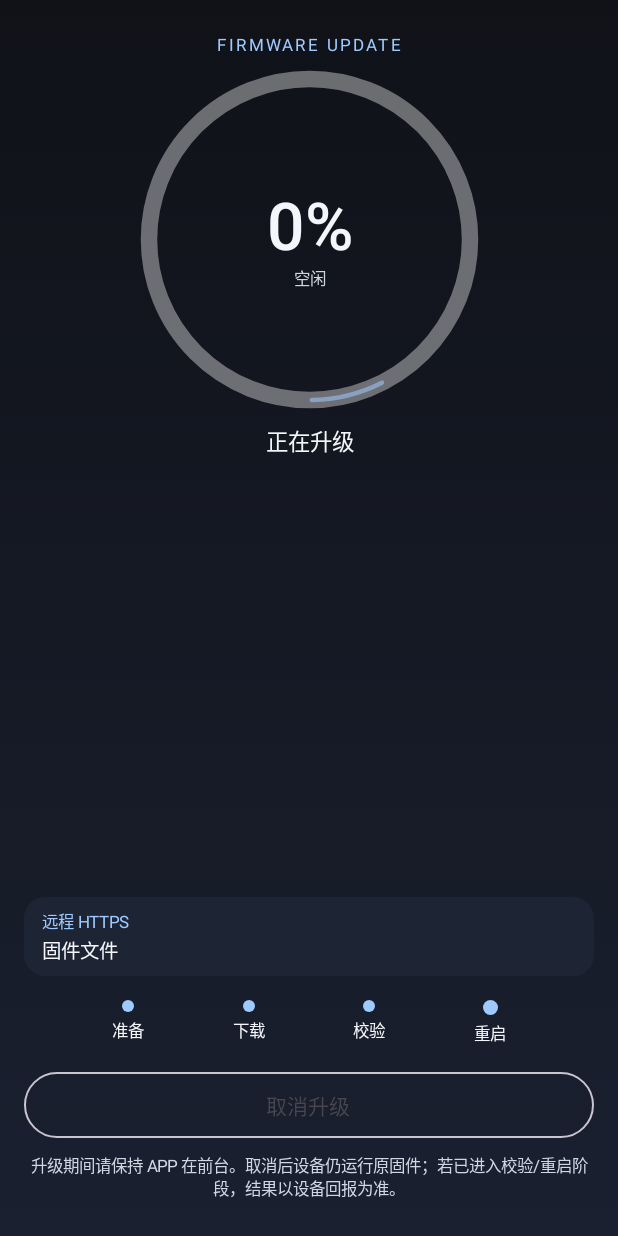
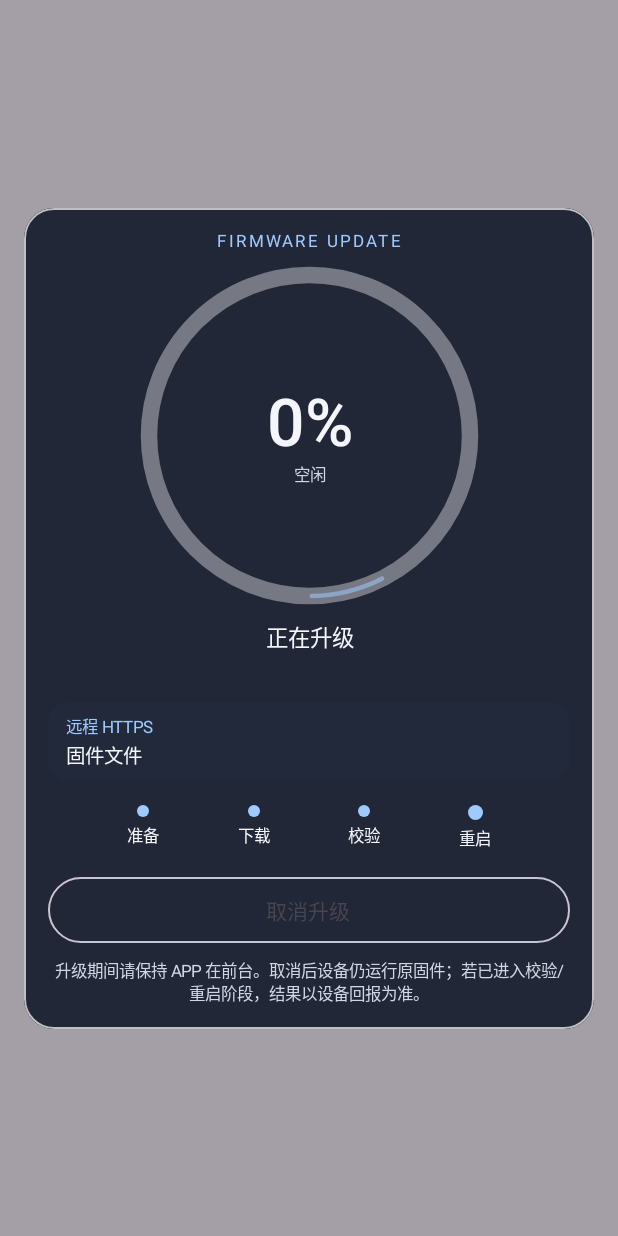
Before and after one commit to LGfrir/LED-Drive, an Android app built with Jetpack Compose: the composable OtaProgressScreen shown on its own in the app's theme, on a phone screen of 412 x 824 dp. Run offline under Robolectric (Android 15) with nearby library versions, the phone set to English and light mode, and no system bars; libraries missing offline, so code that uses them is left out: androidx.lifecycle.compose.

Commit message:
OTA visuals: wallpaper progress card and partial 33fps ESP screen

```diff
--- a/Android APP/app/src/main/kotlin/com/lgfrir/leddrivebt/ui/Ota.kt
+++ b/Android APP/app/src/main/kotlin/com/lgfrir/leddrivebt/ui/Ota.kt
@@ -702,21 +702,22 @@ private fun OtaProgressScreen(state: OtaUiState, onCancel: () -> Unit) {
         ?: state.serverUrl.takeIf { it.isNotBlank() }
         ?: "固件文件"
 
+    val cardShape = RoundedCornerShape(Radius.large)
     Box(
         Modifier
             .fillMaxSize()
-            .background(
-                Brush.verticalGradient(
-                    colors = listOf(palette.page, palette.surface),
-                ),
-            ),
+            .background(palette.page.copy(alpha = 0.38f)),
+        contentAlignment = Alignment.Center,
     ) {
         Column(
             Modifier
-                .fillMaxSize()
-                .padding(horizontal = Space.x4, vertical = Space.x6),
+                .fillMaxWidth()
+                .padding(horizontal = Space.x4)
+                .clip(cardShape)
+                .background(palette.surface.copy(alpha = 0.94f))
+                .border(1.dp, palette.hairline.copy(alpha = 0.7f), cardShape)
+                .padding(horizontal = Space.x4, vertical = Space.x4),
             horizontalAlignment = Alignment.CenterHorizontally,
-            verticalArrangement = Arrangement.SpaceBetween,
         ) {
             Column(horizontalAlignment = Alignment.CenterHorizontally) {
                 Text(
@@ -785,6 +786,7 @@ private fun OtaProgressScreen(state: OtaUiState, onCancel: () -> Unit) {
                 )
             }
 
+            Spacer(Modifier.height(Space.x4))
             Column(
                 Modifier.fillMaxWidth(),
                 horizontalAlignment = Alignment.CenterHorizontally,
```
